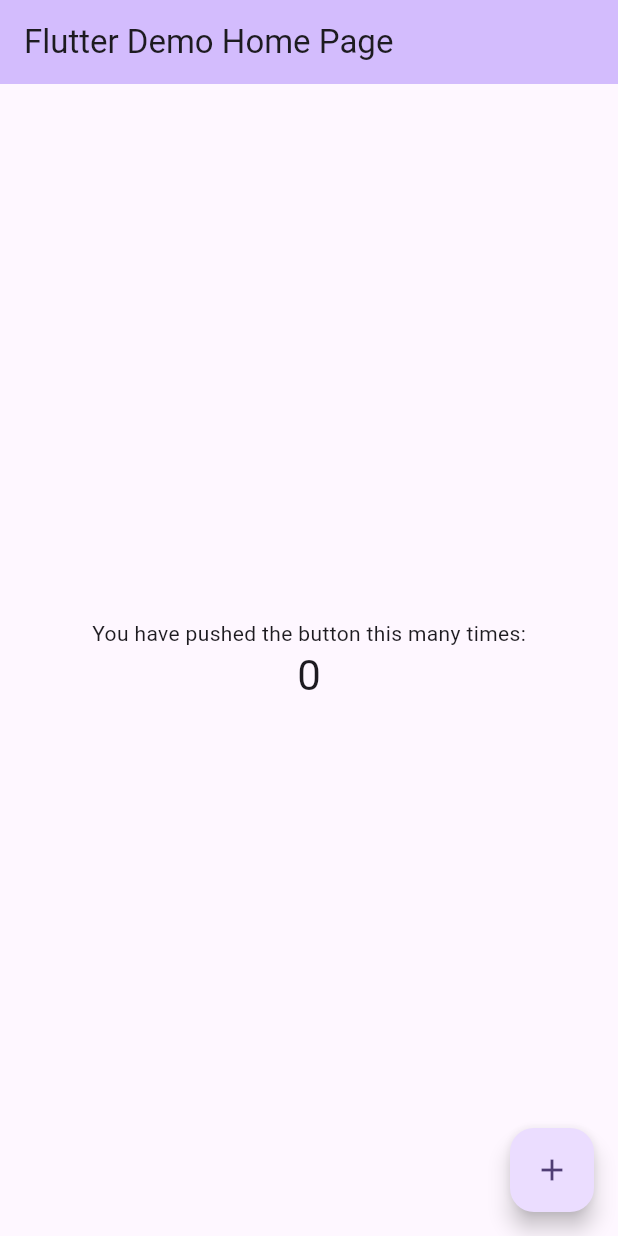
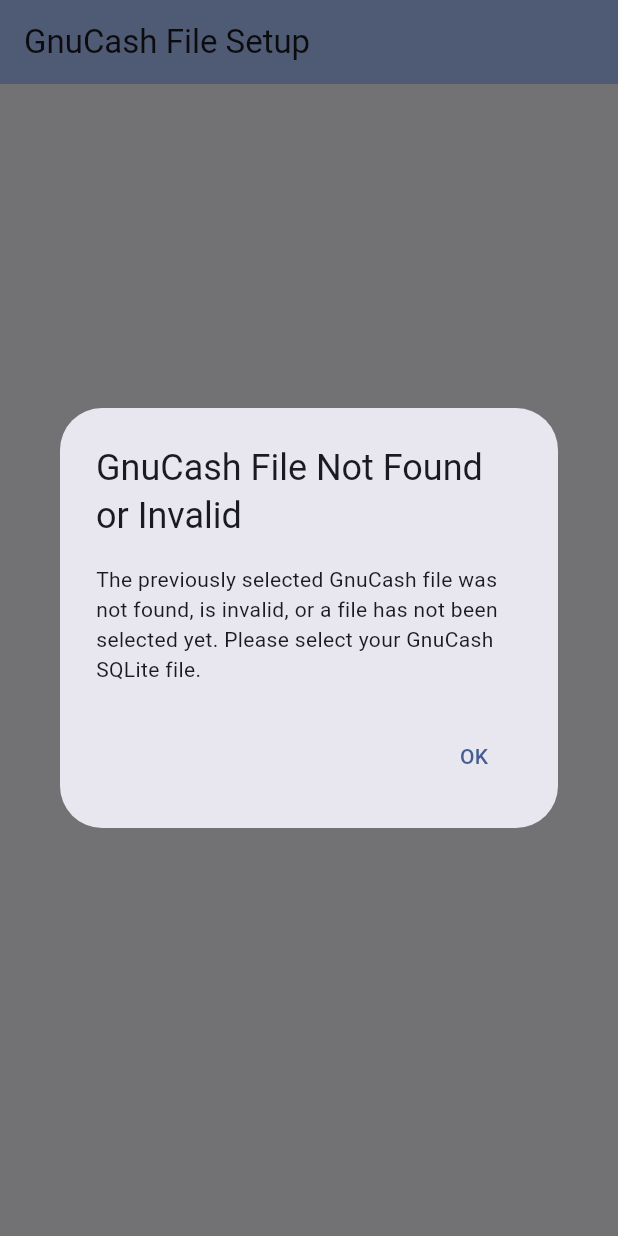
Before and after one commit to rlzaleski/gnucash_helper_flutter, a Flutter app: the screen it shows after launch, on a phone screen of 412 x 824 dp. Run offline on Flutter 3.47's test engine with Material 3 defaults, Android fonts, the phone set to English and light mode, and no system bars; our stand-ins replace file_picker, shared_preferences, sqflite; accounts and stored records are empty.

Commit message:
feat: Implement GnuCash file preferences and DB connection
Adds functionality to:
- Store and retrieve the path to a GnuCash SQLite file using shared_preferences.
- Prompt the user to select a GnuCash file using file_picker if the path is not set or the file is invalid/missing.
- Attempt to open and connect to the selected GnuCash SQLite database using sqflite.
- Update the UI to display the selected file path, database connection status (including loading and error states), and remove the default counter application UI.
- Handle scenarios such as first app run, subsequent runs with valid/invalid paths, and user changing the selected file.

```diff
--- a/lib/main.dart
+++ b/lib/main.dart
@@ -1,122 +1,233 @@
+import 'dart:io';
+
 import 'package:flutter/material.dart';
+import 'package:file_picker/file_picker.dart';
+import 'package:gnucash_helper_flutter/preferences_service.dart';
+import 'package:sqflite/sqflite.dart';
+// Use this import if you're running on desktop platforms
+// import 'package:sqflite_common_ffi/sqflite_ffi.dart';
 
-void main() {
+
+void main() async {
+  // Ensure that widget binding is initialized before using platform channels.
+  WidgetsFlutterBinding.ensureInitialized();
+
+  // Initialize FFI for sqflite if running on desktop (Windows, Linux, macOS)
+  // if (Platform.isWindows || Platform.isLinux || Platform.isMacOS) {
+  //   sqfliteFfiInit();
+  //   databaseFactory = databaseFactoryFfi;
+  // }
+
   runApp(const MyApp());
 }
 
 class MyApp extends StatelessWidget {
   const MyApp({super.key});
 
-  // This widget is the root of your application.
   @override
   Widget build(BuildContext context) {
     return MaterialApp(
-      title: 'Flutter Demo',
+      title: 'GnuCash Helper',
       theme: ThemeData(
-        // This is the theme of your application.
-        //
-        // TRY THIS: Try running your application with "flutter run". You'll see
-        // the application has a purple toolbar. Then, without quitting the app,
-        // try changing the seedColor in the colorScheme below to Colors.green
-        // and then invoke "hot reload" (save your changes or press the "hot
-        // reload" button in a Flutter-supported IDE, or press "r" if you used
-        // the command line to start the app).
-        //
-        // Notice that the counter didn't reset back to zero; the application
-        // state is not lost during the reload. To reset the state, use hot
-        // restart instead.
-        //
-        // This works for code too, not just values: Most code changes can be
-        // tested with just a hot reload.
-        colorScheme: ColorScheme.fromSeed(seedColor: Colors.deepPurple),
+        colorScheme: ColorScheme.fromSeed(seedColor: Colors.blueAccent),
+        useMaterial3: true,
       ),
-      home: const MyHomePage(title: 'Flutter Demo Home Page'),
+      home: const HomePage(title: 'GnuCash File Setup'),
     );
   }
 }
 
-class MyHomePage extends StatefulWidget {
-  const MyHomePage({super.key, required this.title});
-
-  // This widget is the home page of your application. It is stateful, meaning
-  // that it has a State object (defined below) that contains fields that affect
-  // how it looks.
-
-  // This class is the configuration for the state. It holds the values (in this
-  // case the title) provided by the parent (in this case the App widget) and
-  // used by the build method of the State. Fields in a Widget subclass are
-  // always marked "final".
+class HomePage extends StatefulWidget {
+  const HomePage({super.key, required this.title});
 
   final String title;
 
   @override
-  State<MyHomePage> createState() => _MyHomePageState();
+  State<HomePage> createState() => _HomePageState();
 }
 
-class _MyHomePageState extends State<MyHomePage> {
-  int _counter = 0;
+class _HomePageState extends State<HomePage> {
+  final PreferencesService _preferencesService = PreferencesService();
+  String? _gnucashFilePath;
+  Database? _db;
+  bool _isLoading = true;
+  String _dbStatus = 'No database connected.';
 
-  void _incrementCounter() {
+  @override
+  void initState() {
+    super.initState();
+    _checkAndLoadGnuCashPath();
+  }
+
+  @override
+  void dispose() {
+    _closeDatabase();
+    super.dispose();
+  }
+
+  Future<void> _closeDatabase() async {
+    if (_db != null && _db!.isOpen) {
+      await _db!.close();
       setState(() {
-      // This call to setState tells the Flutter framework that something has
-      // changed in this State, which causes it to rerun the build method below
-      // so that the display can reflect the updated values. If we changed
-      // _counter without calling setState(), then the build method would not be
-      // called again, and so nothing would appear to happen.
-      _counter++;
+        _db = null;
+        _dbStatus = 'Database closed.';
       });
+    }
+  }
+
+  Future<void> _connectToDatabase(String filePath) async {
+    await _closeDatabase(); // Close any existing connection first
+    try {
+      // Note: For read-only access, you can use `readOnly: true`
+      // final db = await openDatabase(filePath, readOnly: true);
+      final db = await openDatabase(filePath);
+      setState(() {
+        _db = db;
+        _dbStatus = 'Successfully connected to GnuCash database!';
+        // You could potentially query some basic info here to verify the database
+        // For example, list tables:
+        // db.query('sqlite_master', columns: ['type', 'name']).then((value) {
+        //   print(value);
+        // });
+      });
+       if (mounted) {
+        ScaffoldMessenger.of(context).showSnackBar(
+          SnackBar(content: Text(_dbStatus), backgroundColor: Colors.green),
+        );
+      }
+    } catch (e) {
+      setState(() {
+        _dbStatus = 'Error connecting to database: ${e.toString()}';
+      });
+      if (mounted) {
+        ScaffoldMessenger.of(context).showSnackBar(
+          SnackBar(content: Text(_dbStatus), backgroundColor: Colors.red),
+        );
+      }
+    }
+  }
+
+  Future<void> _checkAndLoadGnuCashPath() async {
+    setState(() {
+      _isLoading = true;
+      _dbStatus = 'Checking for GnuCash file...';
+    });
+    String? path = await _preferencesService.getGnuCashFilePath();
+    if (path != null && await File(path).exists()) {
+      setState(() {
+        _gnucashFilePath = path;
+      });
+      await _connectToDatabase(path);
+    } else {
+      if (path != null) {
+        await _preferencesService.clearGnuCashFilePath();
+      }
+      setState(() {
+        _gnucashFilePath = null;
+        _dbStatus = 'GnuCash file not found or not set.';
+      });
+      WidgetsBinding.instance.addPostFrameCallback((_) {
+        if (mounted) {
+          _pickAndSetGnuCashFile(showAlert: true);
+        }
+      });
+    }
+    setState(() {
+      _isLoading = false;
+    });
+  }
+
+  Future<void> _pickAndSetGnuCashFile({bool showAlert = false}) async {
+    if (showAlert && mounted) {
+      await showDialog<void>(
+        context: context,
+        builder: (BuildContext context) {
+          return AlertDialog(
+            title: const Text('GnuCash File Not Found or Invalid'),
+            content: const Text(
+                'The previously selected GnuCash file was not found, is invalid, or a file has not been selected yet. Please select your GnuCash SQLite file.'),
+            actions: <Widget>[
+              TextButton(
+                child: const Text('OK'),
+                onPressed: () {
+                  Navigator.of(context).pop();
+                },
+              ),
+            ],
+          );
+        },
+      );
+    }
+
+    FilePickerResult? result = await FilePicker.platform.pickFiles(
+      type: FileType.custom,
+      allowedExtensions: ['gnucash', 'sqlite', 'db', 'sqlite3'],
+    );
+
+    if (result != null && result.files.single.path != null) {
+      String path = result.files.single.path!;
+      await _preferencesService.setGnuCashFilePath(path);
+      setState(() {
+        _gnucashFilePath = path;
+      });
+      await _connectToDatabase(path);
+    } else {
+      if (mounted && _gnucashFilePath == null) {
+         ScaffoldMessenger.of(context).showSnackBar(
+          const SnackBar(content: Text('No GnuCash file selected. Please select a file to continue.')),
+        );
+        setState(() {
+          _dbStatus = 'No GnuCash file selected.';
+        });
+      }
+    }
   }
 
   @override
   Widget build(BuildContext context) {
-    // This method is rerun every time setState is called, for instance as done
-    // by the _incrementCounter method above.
-    //
-    // The Flutter framework has been optimized to make rerunning build methods
-    // fast, so that you can just rebuild anything that needs updating rather
-    // than having to individually change instances of widgets.
     return Scaffold(
       appBar: AppBar(
-        // TRY THIS: Try changing the color here to a specific color (to
-        // Colors.amber, perhaps?) and trigger a hot reload to see the AppBar
-        // change color while the other colors stay the same.
+        title: Text(widget.title),
         backgroundColor: Theme.of(context).colorScheme.inversePrimary,
-        // Here we take the value from the MyHomePage object that was created by
-        // the App.build method, and use it to set our appbar title.
-        title: Text(widget.title),
       ),
       body: Center(
-        // Center is a layout widget. It takes a single child and positions it
-        // in the middle of the parent.
+        child: _isLoading
+            ? Column(
+                mainAxisAlignment: MainAxisAlignment.center,
+                children: [
+                  const CircularProgressIndicator(),
+                  const SizedBox(height: 16),
+                  Text(_dbStatus),
+                ],
+              )
+            : Padding(
+                padding: const EdgeInsets.all(16.0),
                 child: Column(
-          // Column is also a layout widget. It takes a list of children and
-          // arranges them vertically. By default, it sizes itself to fit its
-          // children horizontally, and tries to be as tall as its parent.
-          //
-          // Column has various properties to control how it sizes itself and
-          // how it positions its children. Here we use mainAxisAlignment to
-          // center the children vertically; the main axis here is the vertical
-          // axis because Columns are vertical (the cross axis would be
-          // horizontal).
-          //
-          // TRY THIS: Invoke "debug painting" (choose the "Toggle Debug Paint"
-          // action in the IDE, or press "p" in the console), to see the
-          // wireframe for each widget.
                   mainAxisAlignment: MainAxisAlignment.center,
                   children: <Widget>[
-            const Text('You have pushed the button this many times:'),
                     Text(
-              '$_counter',
-              style: Theme.of(context).textTheme.headlineMedium,
+                      _gnucashFilePath ?? 'No GnuCash file selected.',
+                      textAlign: TextAlign.center,
+                      style: Theme.of(context).textTheme.titleMedium,
+                    ),
+                    const SizedBox(height: 16),
+                    Text(
+                      _dbStatus,
+                      textAlign: TextAlign.center,
+                      style: TextStyle(
+                        color: _db != null && _db!.isOpen ? Colors.green : Colors.red,
+                        fontWeight: FontWeight.bold,
+                      ),
+                    ),
+                    const SizedBox(height: 24),
+                    ElevatedButton(
+                      onPressed: () => _pickAndSetGnuCashFile(showAlert: _gnucashFilePath == null),
+                      child: Text(_gnucashFilePath == null ? 'Select GnuCash File' : 'Change GnuCash File'),
                     ),
                   ],
                 ),
               ),
-      floatingActionButton: FloatingActionButton(
-        onPressed: _incrementCounter,
-        tooltip: 'Increment',
-        child: const Icon(Icons.add),
-      ), // This trailing comma makes auto-formatting nicer for build methods.
+      ),
     );
   }
 }
--- a/pubspec.yaml
+++ b/pubspec.yaml
@@ -34,6 +34,9 @@ dependencies:
   # The following adds the Cupertino Icons font to your application.
   # Use with the CupertinoIcons class for iOS style icons.
   cupertino_icons: ^1.0.8
+  shared_preferences: ^2.2.4
+  sqflite: ^2.3.5
+  file_picker: ^8.0.6
 
 dev_dependencies:
   flutter_test:
```
Also changed, not shown: lib/preferences_service.dart (added, +20 -0 lines), pubspec.lock. Lines whose indentation alone changed are shown as unchanged.
